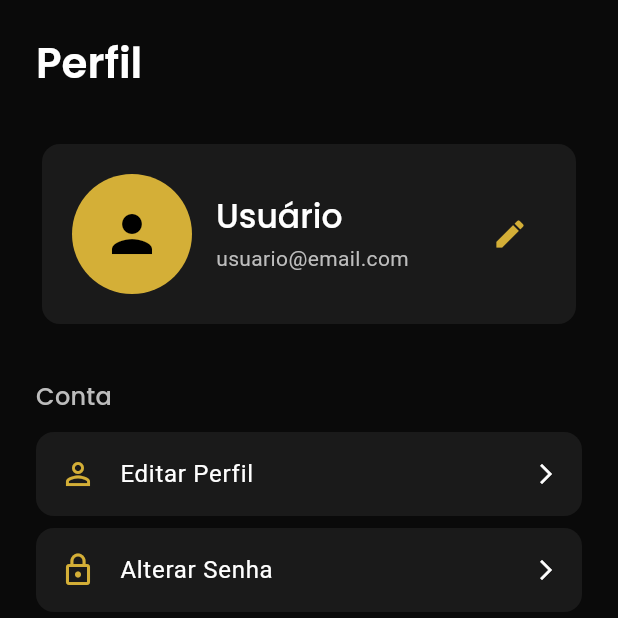
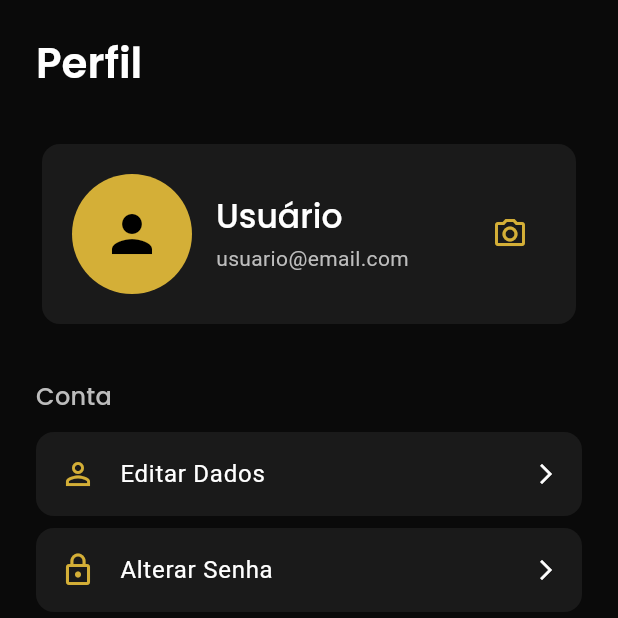
Before and after one commit to caiohebert/na-regua, a Flutter app: the ProfileScreen screen opened directly, on a phone screen of 412 x 824 dp, the top half of it. Run offline on Flutter 3.47's test engine with Material 3 defaults, Android fonts, the phone set to English and light mode, and no system bars; our stand-ins replace flutter_riverpod, google_fonts, image_picker, riverpod_annotation, supabase_flutter; accounts and stored records are empty; generated files the repository leaves out were written again.

Commit message:
feat(profile_screen): add profile picture for user

```diff
--- a/lib/screens/profile_screen.dart
+++ b/lib/screens/profile_screen.dart
@@ -1,8 +1,67 @@
+import 'dart:io'; // Necessário para manipular o arquivo da imagem
 import 'package:flutter/material.dart';
+import 'package:image_picker/image_picker.dart'; // Pacote para pegar a imagem
 import 'package:na_regua/screens/welcome_screen.dart';
 
-class ProfileScreen extends StatelessWidget {
+// Mudamos para StatefulWidget para poder atualizar a imagem na tela
+class ProfileScreen extends StatefulWidget {
   const ProfileScreen({super.key});
+
+  @override
+  State<ProfileScreen> createState() => _ProfileScreenState();
+}
+
+class _ProfileScreenState extends State<ProfileScreen> {
+  File? _selectedImage; // Variável para guardar a imagem selecionada
+
+  // Função para abrir o seletor de imagem
+  Future<void> _pickImage(ImageSource source) async {
+    final ImagePicker picker = ImagePicker();
+
+    try {
+      final XFile? image = await picker.pickImage(source: source);
+
+      if (image != null) {
+        setState(() {
+          _selectedImage = File(image.path);
+        });
+      }
+    } catch (e) {
+      debugPrint('Erro ao selecionar imagem: $e');
+    }
+  }
+
+  // Função que mostra o menu (Câmera ou Galeria)
+  void _showImagePickerOptions() {
+    showModalBottomSheet(
+      context: context,
+      shape: const RoundedRectangleBorder(
+        borderRadius: BorderRadius.vertical(top: Radius.circular(20)),
+      ),
+      builder: (context) => SafeArea(
+        child: Wrap(
+          children: [
+            ListTile(
+              leading: const Icon(Icons.photo_library),
+              title: const Text('Galeria'),
+              onTap: () {
+                Navigator.pop(context); // Fecha o menu
+                _pickImage(ImageSource.gallery);
+              },
+            ),
+            ListTile(
+              leading: const Icon(Icons.camera_alt),
+              title: const Text('Câmera'),
+              onTap: () {
+                Navigator.pop(context); // Fecha o menu
+                _pickImage(ImageSource.camera);
+              },
+            ),
+          ],
+        ),
+      ),
+    );
+  }
 
   @override
   Widget build(BuildContext context) {
@@ -27,13 +86,24 @@ class ProfileScreen extends StatelessWidget {
                   padding: const EdgeInsets.all(20.0),
                   child: Row(
                     children: [
-                      CircleAvatar(
-                        radius: 40,
-                        backgroundColor: Theme.of(context).colorScheme.primary,
-                        child: Icon(
-                          Icons.person,
-                          size: 40,
-                          color: Theme.of(context).colorScheme.onPrimary,
+                      // Lógica do Avatar
+                      GestureDetector(
+                        onTap: _showImagePickerOptions, // Permite clicar na foto também
+                        child: CircleAvatar(
+                          radius: 40,
+                          backgroundColor: Theme.of(context).colorScheme.primary,
+                          // Se tiver imagem, mostra ela. Se não, mostra null (e cai no child)
+                          backgroundImage: _selectedImage != null
+                              ? FileImage(_selectedImage!)
+                              : null,
+                          // Se NÃO tiver imagem, mostra o ícone de pessoa
+                          child: _selectedImage == null
+                              ? Icon(
+                                  Icons.person,
+                                  size: 40,
+                                  color: Theme.of(context).colorScheme.onPrimary,
+                                )
+                              : null,
                         ),
                       ),
                       const SizedBox(width: 16),
@@ -55,12 +125,12 @@ class ProfileScreen extends StatelessWidget {
                           ],
                         ),
                       ),
+                      // Botão de alterar foto (Substituindo o antigo edit profile)
                       IconButton(
-                        onPressed: () {
-                          // TODO: Edit profile
-                        },
-                        icon: const Icon(Icons.edit),
+                        onPressed: _showImagePickerOptions,
+                        icon: const Icon(Icons.camera_alt_outlined),
                         color: Theme.of(context).colorScheme.primary,
+                        tooltip: 'Alterar foto',
                       ),
                     ],
                   ),
@@ -80,7 +150,7 @@ class ProfileScreen extends StatelessWidget {
 
               _ProfileMenuItem(
                 icon: Icons.person_outline,
-                title: 'Editar Perfil',
+                title: 'Editar Dados',
                 onTap: () {
                   // TODO: Navigate to edit profile
                 },
@@ -102,7 +172,7 @@ class ProfileScreen extends StatelessWidget {
 
               const SizedBox(height: 24),
 
-              // App Section
+              // App Section (Mantido igual)
               Text(
                 'Aplicativo',
                 style: Theme.of(context).textTheme.titleMedium?.copyWith(
@@ -142,7 +212,7 @@ class ProfileScreen extends StatelessWidget {
 
               const SizedBox(height: 24),
 
-              // Logout Button
+              // Logout Button (Mantido igual)
               SizedBox(
                 width: double.infinity,
                 child: OutlinedButton.icon(
@@ -190,6 +260,7 @@ class ProfileScreen extends StatelessWidget {
   }
 }
 
+// Widget auxiliar mantido igual
 class _ProfileMenuItem extends StatelessWidget {
   final IconData icon;
   final String title;
--- a/pubspec.yaml
+++ b/pubspec.yaml
@@ -42,6 +42,7 @@ dependencies:
   google_sign_in: ^7.2.0
   google_fonts: ^6.1.0
   intl: ^0.20.2
+  image_picker: ^1.2.1
 
 dev_dependencies:
   flutter_test:
```
